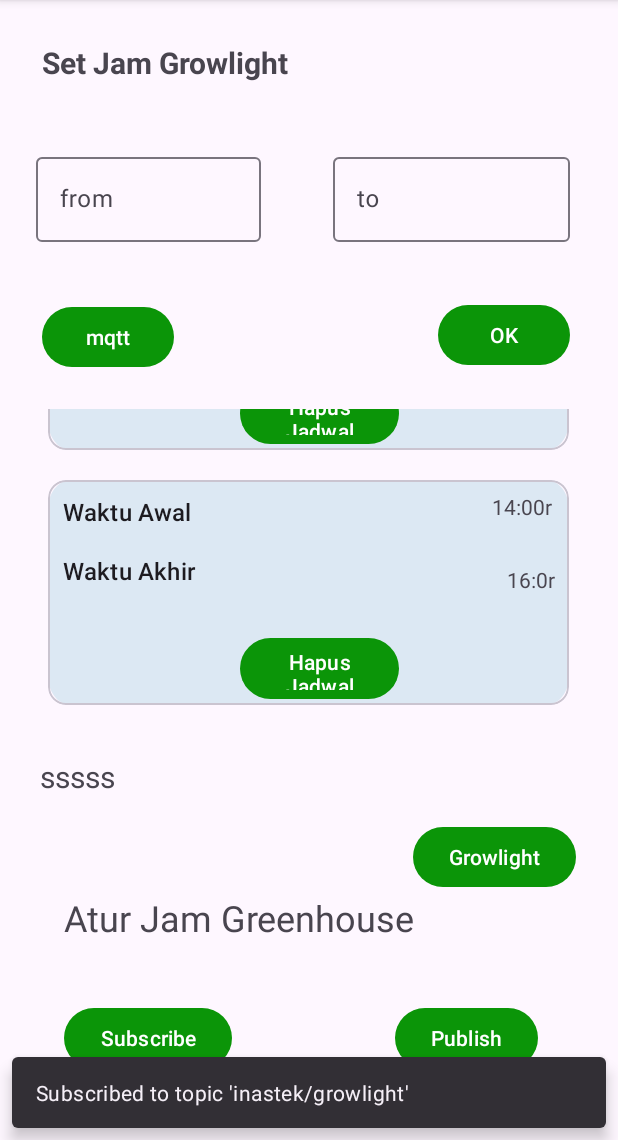
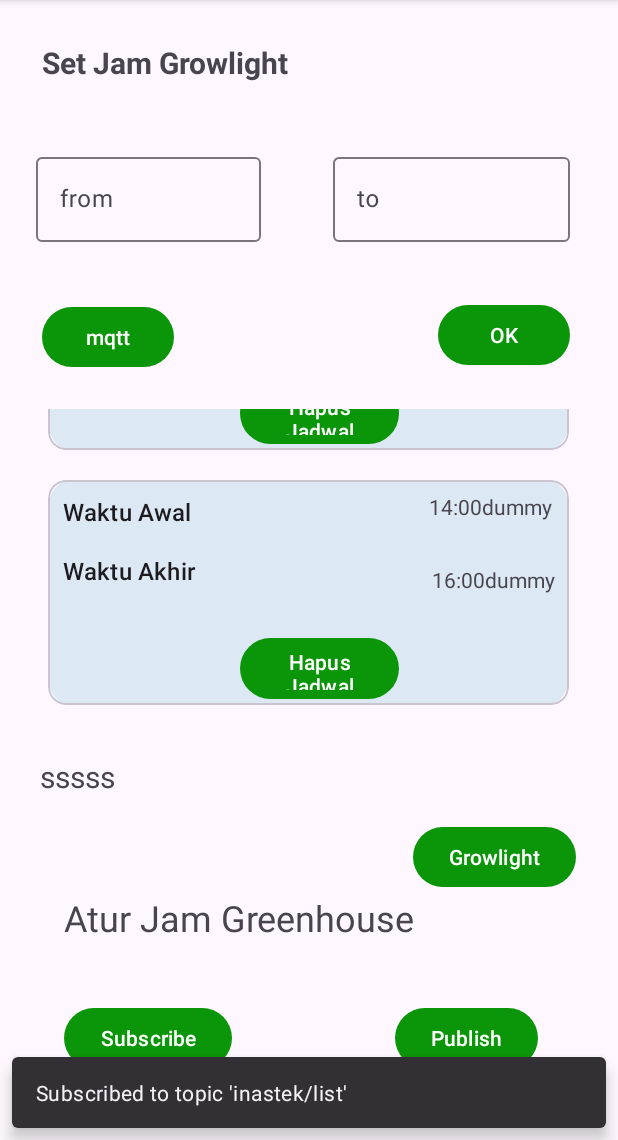
Before and after one commit to Itsuka22/control_MQTT, an Android app: the screen it shows after launch (MainActivity), after a tap on "OK", on a phone screen of 412 x 824 dp, the part 96-1236 px from its top. Run offline under Robolectric (Android 15) with nearby library versions, the phone set to English and light mode, and no system bars; libraries missing offline, so code that uses them is left out: com.chibatching.kotpref, org.eclipse.paho; 1 statement that could not run was skipped; 2 other taps on this screen came first.

```diff
--- a/app/src/main/java/com/example/testingmqtt/models/GrowlightViewModel.kt
+++ b/app/src/main/java/com/example/testingmqtt/models/GrowlightViewModel.kt
@@ -31,6 +31,8 @@ class GrowlightViewModel(val dbsource: Dbdummy) : ViewModel(){
         return dbsource.getWaktuForId(id)
     }
 
+
+
     fun removeWaktu(growlight: Growlight) {
         dbsource.removeWaktu(growlight)
     }
--- a/app/src/main/res/values/strings.xml
+++ b/app/src/main/res/values/strings.xml
@@ -20,6 +20,6 @@
     </plurals>
 
 
-    <string name="waktuawal">14:00r</string>
-    <string name="waktuakhir">16:0r</string>
+    <string name="waktuawal">14:00dummy</string>
+    <string name="waktuakhir">16:00dummy</string>
 </resources>
```
Also changed, not shown: app/src/main/java/com/example/testingmqtt/MainActivity.kt (+10 -9 lines).
